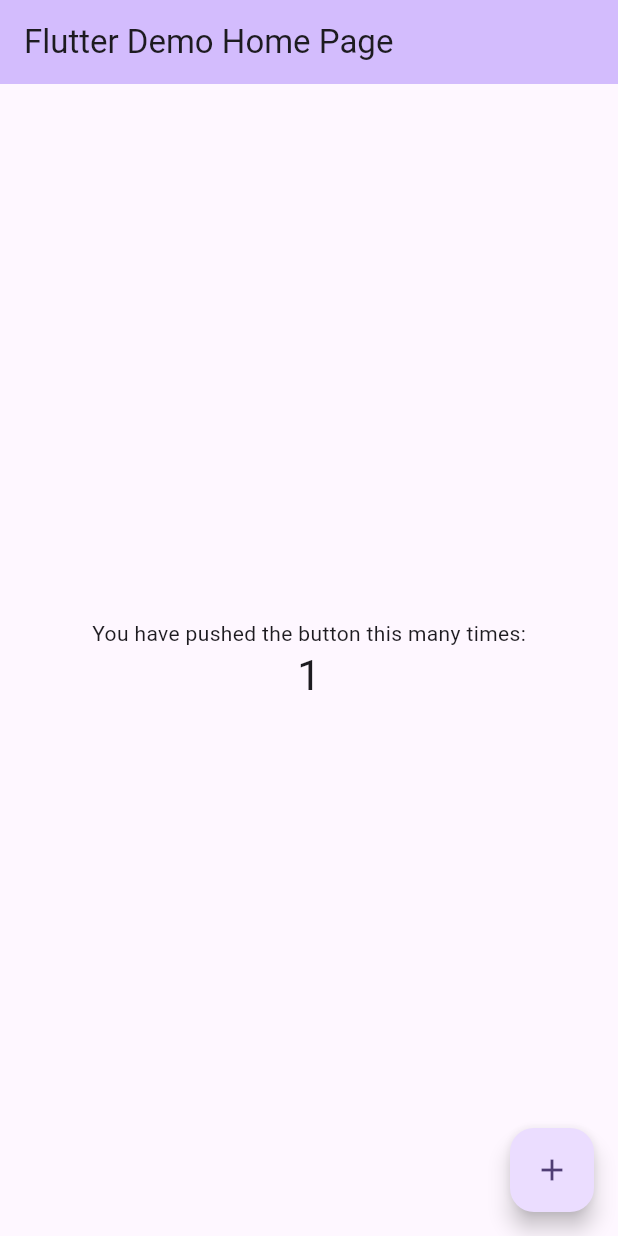
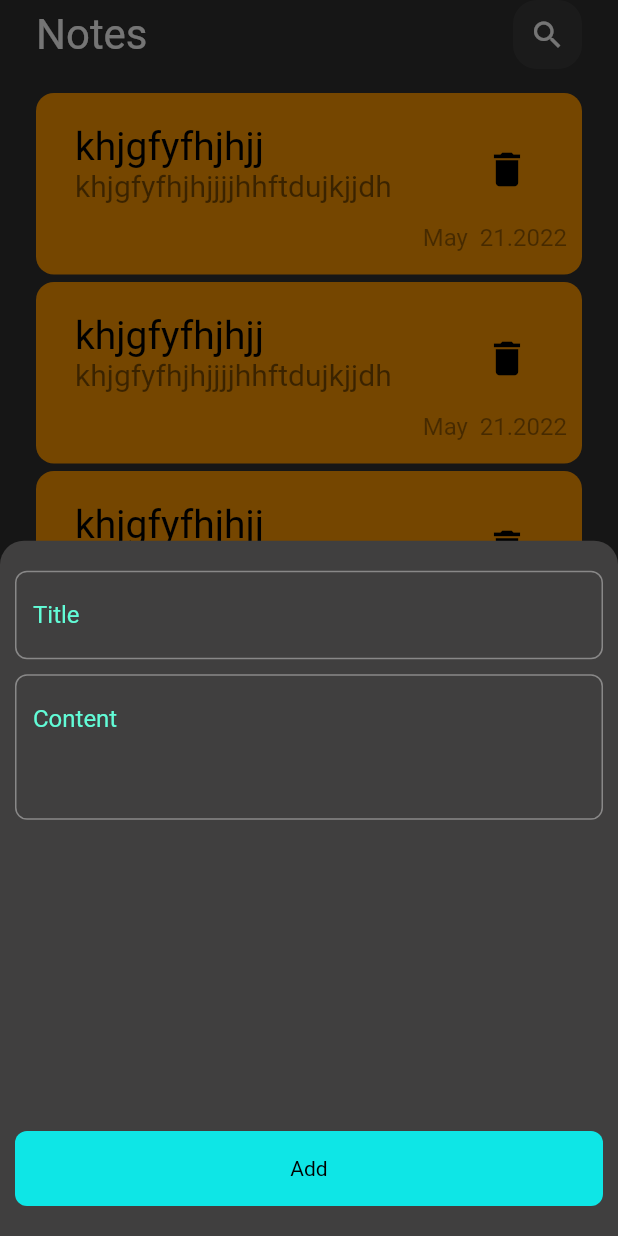
Before and after one commit to Noor-Abdullah773/note_app, a Flutter app: the screen it shows after launch, after a tap on the "add" icon, on a phone screen of 412 x 824 dp. Run offline on Flutter 3.47's test engine with Material 2 defaults, Android fonts, the phone set to English and light mode, and no system bars; our stand-ins replace hive; accounts and stored records are empty.

Commit message:
create type adapter for note

```diff
--- /dev/null
+++ b/lib/core/constant.dart
@@ -0,0 +1,3 @@
+import 'package:flutter/material.dart';
+
+const Color kPrimaryColor = Color(0xff62FCD7);
--- /dev/null
+++ b/lib/core/models/note_model.dart
@@ -0,0 +1,14 @@
+import 'package:hive/hive.dart';
+part 'note_model.g.dart';
+@HiveType(typeId:0)
+class NoteModel extends HiveObject{
+  @HiveField(0)
+  final String title;
+  @HiveField(1)
+  final String subTitle;
+  @HiveField(2)
+  final String date;
+  @HiveField(3)
+  final int color;
+  NoteModel({required this.title,required this.subTitle,required this.date,required this.color});
+}
--- /dev/null
+++ b/lib/core/views/screens/edit_note.dart
@@ -0,0 +1,16 @@
+import 'package:flutter/material.dart';
+
+import '../widgets/edit_note_body.dart';
+
+class EditNote extends StatelessWidget {
+  const EditNote({super.key});
+static String id='edit note';
+  @override
+  Widget build(BuildContext context) {
+    return SafeArea(
+      child: Scaffold(
+        body: EditNoteBody(),
+      ),
+    );
+  }
+}
--- /dev/null
+++ b/lib/core/views/screens/note_view.dart
@@ -0,0 +1,31 @@
+import 'package:flutter/material.dart';
+
+import '../widgets/addNote.dart';
+import '../widgets/noteWidgetbody.dart';
+
+class NoteView extends StatelessWidget {
+  const NoteView({super.key});
+static String id ='note view';
+  @override
+  Widget build(BuildContext context) {
+    return SafeArea(
+      child:  Scaffold(
+        floatingActionButton: FloatingActionButton(
+          onPressed:(){
+
+            showModalBottomSheet(context: context, builder:(context){
+              return AddNote();
+            },
+            shape:RoundedRectangleBorder(
+              borderRadius:BorderRadius.only(topLeft:Radius.circular(16),topRight:Radius.circular(16))
+            ),
+            backgroundColor:Color.fromARGB(255, 64, 63, 63)
+            );
+
+          },
+          child:Icon(Icons.add) ,),
+        body:NoteWidgetBody() ,
+      ),
+    );
+  }
+}
--- /dev/null
+++ b/lib/core/views/widgets/CustomTextField.dart
@@ -0,0 +1,30 @@
+import 'package:flutter/material.dart';
+
+import '../../constant.dart';
+
+class CustomTextFild extends StatelessWidget {
+  const CustomTextFild({super.key,required this.hint,required this.maxLines});
+final String hint;
+final int maxLines;
+  @override
+  Widget build(BuildContext context) {
+    return TextField(
+      cursorColor:kPrimaryColor ,
+       maxLines:maxLines,
+      decoration:InputDecoration(
+        hintText: hint,
+        hintStyle:TextStyle(color: kPrimaryColor) ,
+        border:buildBorder() ,
+        focusedBorder: buildBorder(color:kPrimaryColor)
+      ) ,
+    );
+  }
+
+  OutlineInputBorder buildBorder({ Color? color}) {
+    return OutlineInputBorder(
+        borderSide:BorderSide(
+          color:color??Colors.white ) ,
+        borderRadius:BorderRadius.circular(8)
+      );
+  }
+}
--- /dev/null
+++ b/lib/core/views/widgets/addNote.dart
@@ -0,0 +1,23 @@
+import 'package:flutter/material.dart';
+
+import 'CustomTextField.dart';
+import 'customContainer.dart';
+
+class AddNote extends StatelessWidget {
+  const AddNote({super.key});
+
+  @override
+  Widget build(BuildContext context) {
+    return Padding(
+      padding: const EdgeInsets.symmetric(vertical:20,horizontal: 10 ),
+      child: Column(
+        children: [
+          CustomTextFild(hint: 'Title', maxLines: 1,),
+          SizedBox(height: 10,),
+          CustomTextFild(hint: 'Content',maxLines:3 ,),
+          Spacer(),
+          CustomContainer()
+      ],),
+    );
+  }
+}
--- /dev/null
+++ b/lib/core/views/widgets/customAppBar.dart
@@ -0,0 +1,17 @@
+import 'package:flutter/material.dart';
+
+import 'customSearchIcon.dart';
+
+class CustomAppBar extends StatelessWidget {
+  const CustomAppBar({super.key,required this.title,required this.icon});
+final String title;
+final IconData icon;
+  @override
+  Widget build(BuildContext context) {
+    return Row(children: [
+      Text(title,style:TextStyle(fontSize: 28) ,),
+      Spacer(),
+      CustomSearchIcon(icon:icon ,)
+    ],);
+  }
+}
--- /dev/null
+++ b/lib/core/views/widgets/customContainer.dart
@@ -0,0 +1,21 @@
+import 'package:flutter/material.dart';
+
+class CustomContainer extends StatelessWidget {
+  const CustomContainer({super.key});
+
+  @override
+  Widget build(BuildContext context) {
+    return GestureDetector(
+      onTap:(){} ,
+      child: Container(
+        width:double.infinity ,
+        height:50 ,
+        decoration:BoxDecoration(
+          borderRadius:BorderRadius.circular(8),
+          color:Color.fromARGB(255, 14, 230, 230)
+        ) ,
+        child:Center(child: Text('Add',style: TextStyle(color: Colors.black),)) ,
+      ),
+    );
+  }
+}
--- /dev/null
+++ b/lib/core/views/widgets/customListViewBuilder.dart
@@ -0,0 +1,21 @@
+import 'package:flutter/material.dart';
+
+import 'customNoteItem.dart';
+
+class CustomListViewBuilder extends StatelessWidget {
+  const CustomListViewBuilder({
+    super.key,
+  });
+
+  @override
+  Widget build(BuildContext context) {
+    return Padding(
+      padding: const EdgeInsets.symmetric(vertical: 16),
+      child: ListView.builder(
+        padding:EdgeInsets.zero ,
+        itemBuilder:(context,index){
+          return CustomNoteItem();
+        }),
+    );
+  }
+}
--- /dev/null
+++ b/lib/core/views/widgets/customNoteItem.dart
@@ -0,0 +1,35 @@
+import 'package:flutter/material.dart';
+import 'package:note_app/core/views/screens/edit_note.dart';
+
+class CustomNoteItem extends StatelessWidget {
+  const CustomNoteItem({super.key});
+
+  @override
+  Widget build(BuildContext context) {
+    return GestureDetector(
+      child: Container(
+        margin:EdgeInsets.only(bottom: 5) ,
+        padding:EdgeInsets.symmetric(horizontal:10,vertical: 15 ) ,
+        decoration:BoxDecoration(
+          color:Colors.orange,
+          borderRadius: BorderRadius.circular(12) ,
+        ) ,
+        child:Column(crossAxisAlignment:CrossAxisAlignment.end ,
+          children: [
+          ListTile(
+            title:const Text('khjgfyfhjhjj',style:TextStyle(fontSize:26,color:Colors.black  ) ,),
+            subtitle: Text('khjgfyfhjhjjjjhhftdujkjjdh',style:TextStyle(fontSize:20,color:Colors.black.withOpacity(0.5)   ) ,),
+            trailing:IconButton(
+              onPressed:(){},
+               icon:const Icon(Icons.delete,size:30 ,color:Colors.black ,)),
+
+       ),
+       Text('May  21.2022',style:TextStyle(color:Colors.black.withOpacity(0.4),fontSize:16) ,)
+        ],) ,
+      ),
+      onTap:(){
+        Navigator.pushNamed(context,EditNote.id);
+      } ,
+    );
+  }
+}
--- /dev/null
+++ b/lib/core/views/widgets/customSearchIcon.dart
@@ -0,0 +1,18 @@
+import 'package:flutter/material.dart';
+
+class CustomSearchIcon extends StatelessWidget {
+  const CustomSearchIcon({super.key,required this.icon});
+final IconData icon;
+  @override
+  Widget build(BuildContext context) {
+    return Container(
+      height: 46,
+      width: 46,
+      decoration: BoxDecoration(
+        color:Colors.white.withOpacity(0.05) ,
+        borderRadius: BorderRadius.circular(16),
+      ),
+      child:Icon(icon,size:24 ,) ,
+    );
+  }
+}
--- /dev/null
+++ b/lib/core/views/widgets/edit_note_body.dart
@@ -0,0 +1,22 @@
+import 'package:flutter/material.dart';
+
+import 'CustomTextField.dart';
+import 'customAppBar.dart';
+
+class EditNoteBody extends StatelessWidget {
+  const EditNoteBody({super.key});
+
+  @override
+  Widget build(BuildContext context) {
+    return Padding(
+      padding:EdgeInsets.symmetric(horizontal: 24) ,
+      child: Column(children: [
+        CustomAppBar(title:'Edit Note' ,icon: Icons.check,),
+        SizedBox(height:16 ,),
+        CustomTextFild(hint: 'Title', maxLines: 1,),
+        SizedBox(height: 10,),
+        CustomTextFild(hint: 'Content', maxLines: 3,),
+      ],),
+    );
+  }
+}
--- /dev/null
+++ b/lib/core/views/widgets/noteWidgetbody.dart
@@ -0,0 +1,19 @@
+import 'package:flutter/material.dart';
+import 'customAppBar.dart';
+import 'customListViewBuilder.dart';
+class NoteWidgetBody extends StatelessWidget {
+  const NoteWidgetBody({super.key});
+
+  @override
+  Widget build(BuildContext context) {
+    return Padding(
+      padding:EdgeInsets.symmetric(horizontal: 24) ,
+      child: Column(children: [
+        CustomAppBar(title:'Notes' ,icon:Icons.search ,),
+        Expanded(
+          child: CustomListViewBuilder(),
+        )
+      ],),
+    );
+  }
+}
--- a/lib/main.dart
+++ b/lib/main.dart
@@ -1,125 +1,28 @@
 import 'package:flutter/material.dart';
+import 'package:note_app/core/views/screens/edit_note.dart';
+
+import 'core/views/screens/note_view.dart';
 
 void main() {
-  runApp(const MyApp());
+  runApp(const NoteApp());
 }
 
-class MyApp extends StatelessWidget {
-  const MyApp({super.key});
+class NoteApp extends StatelessWidget {
+  const NoteApp({super.key});
 
-  // This widget is the root of your application.
   @override
   Widget build(BuildContext context) {
-    return MaterialApp(
-      title: 'Flutter Demo',
+    return  MaterialApp(
+      debugShowCheckedModeBanner:false,
       theme: ThemeData(
-        // This is the theme of your application.
-        //
-        // TRY THIS: Try running your application with "flutter run". You'll see
-        // the application has a blue toolbar. Then, without quitting the app,
-        // try changing the seedColor in the colorScheme below to Colors.green
-        // and then invoke "hot reload" (save your changes or press the "hot
-        // reload" button in a Flutter-supported IDE, or press "r" if you used
-        // the command line to start the app).
-        //
-        // Notice that the counter didn't reset back to zero; the application
-        // state is not lost during the reload. To reset the state, use hot
-        // restart instead.
-        //
-        // This works for code too, not just values: Most code changes can be
-        // tested with just a hot reload.
-        colorScheme: ColorScheme.fromSeed(seedColor: Colors.deepPurple),
-        useMaterial3: true,
+        brightness: Brightness.dark,
+
       ),
-      home: const MyHomePage(title: 'Flutter Demo Home Page'),
+      routes:{
+        EditNote.id :(context) => EditNote(),
+        NoteView.id:(context) => NoteView()
+      } ,
+      initialRoute:NoteView.id ,
     );
   }
 }
-
-class MyHomePage extends StatefulWidget {
-  const MyHomePage({super.key, required this.title});
-
-  // This widget is the home page of your application. It is stateful, meaning
-  // that it has a State object (defined below) that contains fields that affect
-  // how it looks.
-
-  // This class is the configuration for the state. It holds the values (in this
-  // case the title) provided by the parent (in this case the App widget) and
-  // used by the build method of the State. Fields in a Widget subclass are
-  // always marked "final".
-
-  final String title;
-
-  @override
-  State<MyHomePage> createState() => _MyHomePageState();
-}
-
-class _MyHomePageState extends State<MyHomePage> {
-  int _counter = 0;
-
-  void _incrementCounter() {
-    setState(() {
-      // This call to setState tells the Flutter framework that something has
-      // changed in this State, which causes it to rerun the build method below
-      // so that the display can reflect the updated values. If we changed
-      // _counter without calling setState(), then the build method would not be
-      // called again, and so nothing would appear to happen.
-      _counter++;
-    });
-  }
-
-  @override
-  Widget build(BuildContext context) {
-    // This method is rerun every time setState is called, for instance as done
-    // by the _incrementCounter method above.
-    //
-    // The Flutter framework has been optimized to make rerunning build methods
-    // fast, so that you can just rebuild anything that needs updating rather
-    // than having to individually change instances of widgets.
-    return Scaffold(
-      appBar: AppBar(
-        // TRY THIS: Try changing the color here to a specific color (to
-        // Colors.amber, perhaps?) and trigger a hot reload to see the AppBar
-        // change color while the other colors stay the same.
-        backgroundColor: Theme.of(context).colorScheme.inversePrimary,
-        // Here we take the value from the MyHomePage object that was created by
-        // the App.build method, and use it to set our appbar title.
-        title: Text(widget.title),
-      ),
-      body: Center(
-        // Center is a layout widget. It takes a single child and positions it
-        // in the middle of the parent.
-        child: Column(
-          // Column is also a layout widget. It takes a list of children and
-          // arranges them vertically. By default, it sizes itself to fit its
-          // children horizontally, and tries to be as tall as its parent.
-          //
-          // Column has various properties to control how it sizes itself and
-          // how it positions its children. Here we use mainAxisAlignment to
-          // center the children vertically; the main axis here is the vertical
-          // axis because Columns are vertical (the cross axis would be
-          // horizontal).
-          //
-          // TRY THIS: Invoke "debug painting" (choose the "Toggle Debug Paint"
-          // action in the IDE, or press "p" in the console), to see the
-          // wireframe for each widget.
-          mainAxisAlignment: MainAxisAlignment.center,
-          children: <Widget>[
-            const Text(
-              'You have pushed the button this many times:',
-            ),
-            Text(
-              '$_counter',
-              style: Theme.of(context).textTheme.headlineMedium,
-            ),
-          ],
-        ),
-      ),
-      floatingActionButton: FloatingActionButton(
-        onPressed: _incrementCounter,
-        tooltip: 'Increment',
-        child: const Icon(Icons.add),
-      ), // This trailing comma makes auto-formatting nicer for build methods.
-    );
-  }
-}
--- a/pubspec.yaml
+++ b/pubspec.yaml
@@ -35,6 +35,9 @@ dependencies:
   # The following adds the Cupertino Icons font to your application.
   # Use with the CupertinoIcons class for iOS style icons.
   cupertino_icons: ^1.0.2
+  hive: ^2.2.3
+  hive_flutter: ^1.1.0
+
 
 dev_dependencies:
   flutter_test:
@@ -46,6 +49,8 @@ dev_dependencies:
   # package. See that file for information about deactivating specific lint
   # rules and activating additional ones.
   flutter_lints: ^2.0.0
+  build_runner: ^2.4.9
+  hive_generator: ^2.0.1
 
 # For information on the generic Dart part of this file, see the
 # following page: https://dart.dev/tools/pub/pubspec
```
Also changed, not shown: lib/core/models/note_model.g.dart (added), pubspec.lock, 1 other file.
